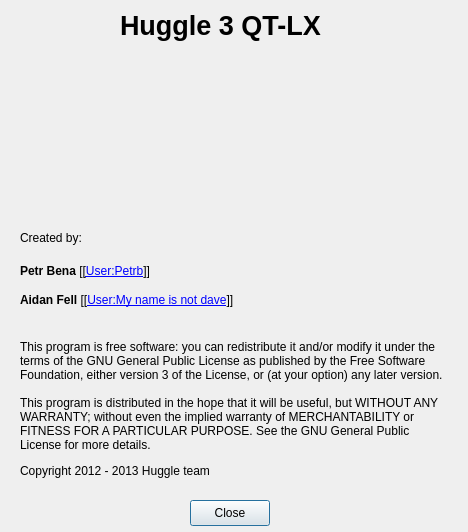
Qt form huggle/aboutform.ui (huggle/huggle3-qt-lx) before a commit.
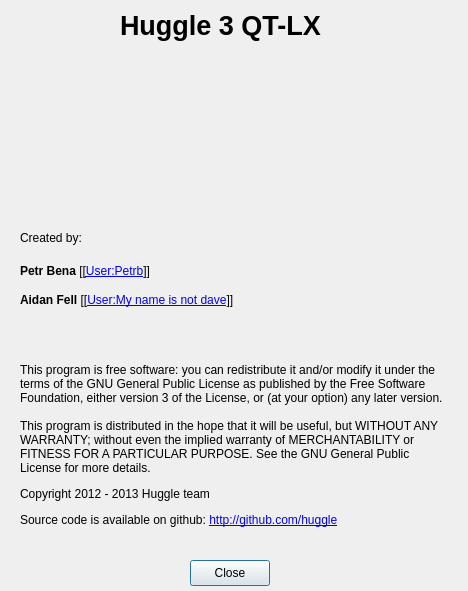
The same form after that commit. Icons and pictures are not drawn.

```diff
--- a/huggle/aboutform.ui
+++ b/huggle/aboutform.ui
@@ -7,7 +7,7 @@
     <x>0</x>
     <y>0</y>
     <width>468</width>
-    <height>532</height>
+    <height>591</height>
    </rect>
   </property>
   <property name="sizePolicy">
@@ -25,7 +25,7 @@
   <property name="maximumSize">
    <size>
     <width>468</width>
-    <height>532</height>
+    <height>600</height>
    </size>
   </property>
   <property name="windowTitle">
@@ -104,7 +104,7 @@
    <property name="geometry">
     <rect>
      <x>190</x>
-     <y>500</y>
+     <y>560</y>
      <width>80</width>
      <height>26</height>
     </rect>
@@ -122,7 +122,7 @@
      <x>20</x>
      <y>340</y>
      <width>431</width>
-     <height>151</height>
+     <height>211</height>
     </rect>
    </property>
    <property name="text">
```
